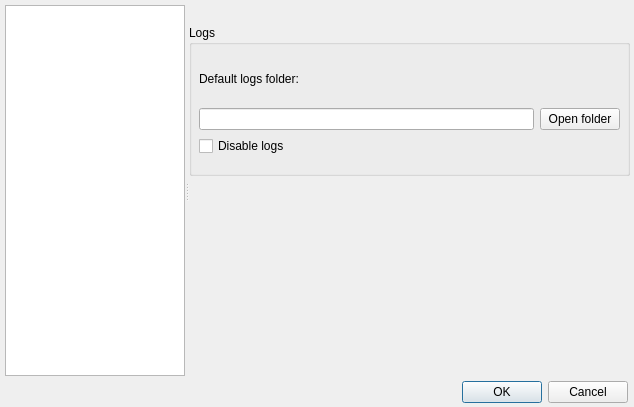
Old version of the form ui/options.ui in the repository gitter-badger/simplechatclient.
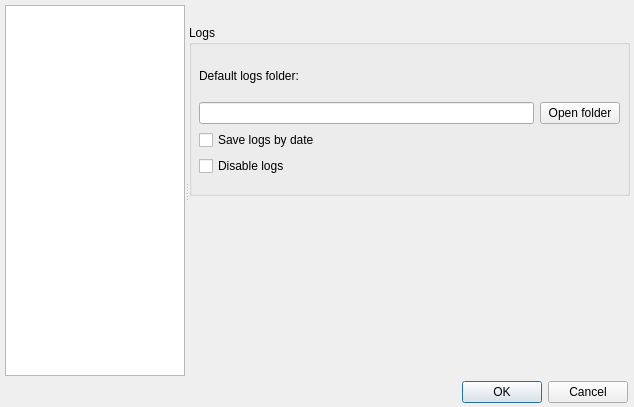
New version of the form. The open tabs and pages were chosen to show the change. Icons and pictures are not drawn.

Commit message: added save logs by date - default enabled

Patch:
```diff
--- a/ui/options.ui
+++ b/ui/options.ui
@@ -1036,7 +1036,7 @@
         <x>0</x>
         <y>20</y>
         <width>441</width>
-        <height>151</height>
+        <height>171</height>
        </rect>
       </property>
       <property name="title">
@@ -1048,7 +1048,7 @@
          <x>10</x>
          <y>30</y>
          <width>421</width>
-         <height>101</height>
+         <height>121</height>
         </rect>
        </property>
        <layout class="QVBoxLayout" name="verticalLayout_2">
@@ -1077,6 +1077,13 @@
           </item>
          </layout>
         </item>
+        <item>
+         <widget class="QCheckBox" name="checkBox_save_logs_by_date">
+          <property name="text">
+           <string>Save logs by date</string>
+          </property>
+         </widget>
+        </item>
         <item>
          <widget class="QCheckBox" name="checkBox_disable_logs">
           <property name="text">
```
The commit also changes 6 other files.
